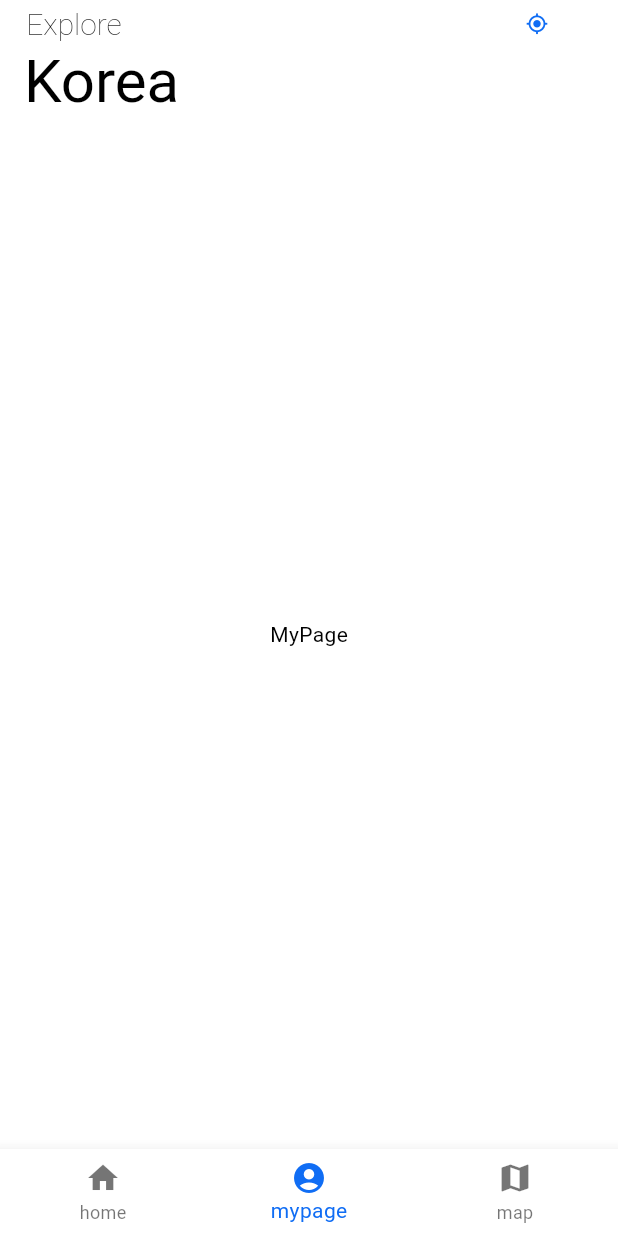
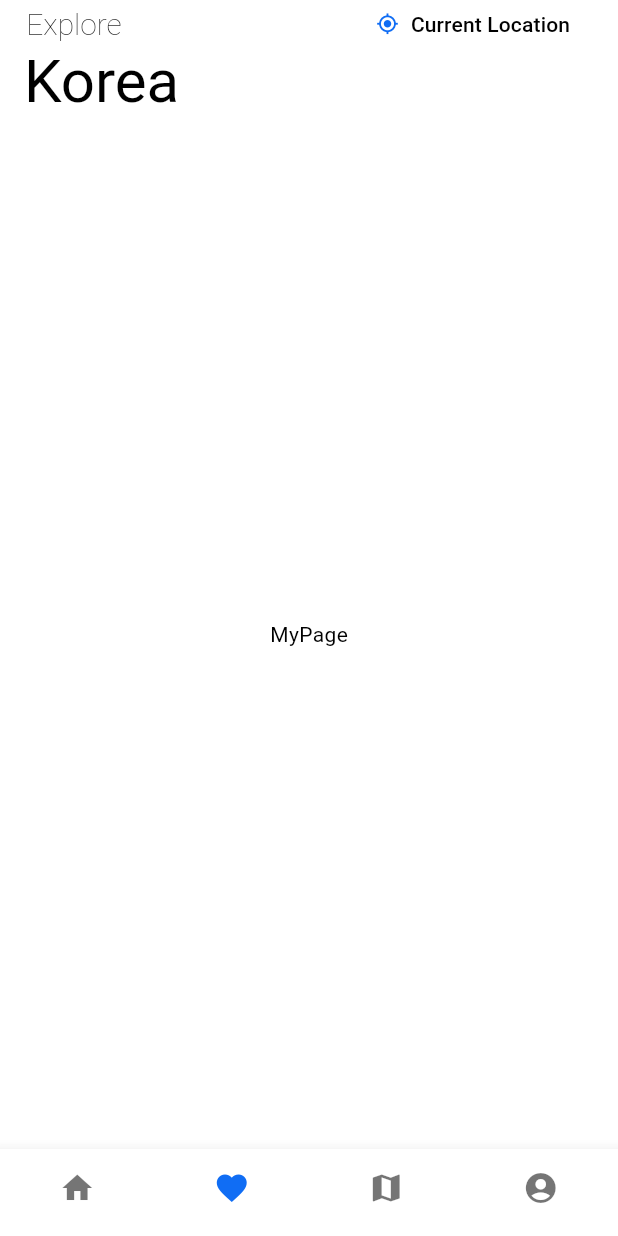
Before and after one commit to gun7728/wit-app, a Flutter app: the screen it shows after launch, item 2 of the bottom bar chosen, on a phone screen of 412 x 824 dp. Run offline on Flutter 3.47's test engine with Material 3 defaults, Android fonts, the phone set to English and light mode, and no system bars; our stand-ins replace flutter_dotenv, flutter_map, geolocator, latlong2; Roboto replaces fonts that are missing (Pretendard); project files that could hold a hidden picture were left out.

Commit message:
디자인 수정

```diff
--- a/lib/main.dart
+++ b/lib/main.dart
@@ -49,7 +49,7 @@ class _AppState extends State<App> {
       ),
       home: Scaffold(
         backgroundColor: Colors.white,
-        appBar: const MainAppBar(),
+        appBar: _currentIndex != 2 ? const MainAppBar() : null,
         body: CustomScrollView(
           slivers: [
             SliverFillRemaining(
--- a/lib/widget/default_bottom_nav.dart
+++ b/lib/widget/default_bottom_nav.dart
@@ -10,14 +10,29 @@ class DefaultBottomNav extends StatelessWidget {
   @override
   Widget build(BuildContext context) {
     return BottomNavigationBar(
+        type: BottomNavigationBarType.fixed,
         backgroundColor: Colors.white,
+        showSelectedLabels: false,
+        showUnselectedLabels: false,
         onTap: (index) => setCurrentIndex(index),
         currentIndex: currentIndex,
         items: const [
-          BottomNavigationBarItem(icon: Icon(Icons.home), label: 'home'),
           BottomNavigationBarItem(
-              icon: Icon(Icons.account_circle_rounded), label: 'mypage'),
-          BottomNavigationBarItem(icon: Icon(Icons.map), label: 'map'),
+            icon: Icon(Icons.home),
+            label: 'home',
+          ),
+          BottomNavigationBarItem(
+            icon: Icon(Icons.favorite),
+            label: 'like',
+          ),
+          BottomNavigationBarItem(
+            icon: Icon(Icons.map),
+            label: 'map',
+          ),
+          BottomNavigationBarItem(
+            icon: Icon(Icons.account_circle_rounded),
+            label: 'mypage',
+          ),
         ]);
   }
 }
--- a/lib/widget/main_app_bar.dart
+++ b/lib/widget/main_app_bar.dart
@@ -14,7 +14,7 @@ class MainAppBar extends StatefulWidget implements PreferredSizeWidget {
 }
 
 class _MainAppBarState extends State<MainAppBar> {
-  String currentLocation = '';
+  String currentLocation = 'Current Location';
   onPressLocaiton() async {
     Position position = await LocationService().getCurrentPosition();
     final result = await ApiService()
```
Also changed, not shown: lib/pages/home_page.dart (+36 -15 lines), lib/widget/location_list.dart (+72 -45 lines), pubspec.yaml (+9 -9 lines).
